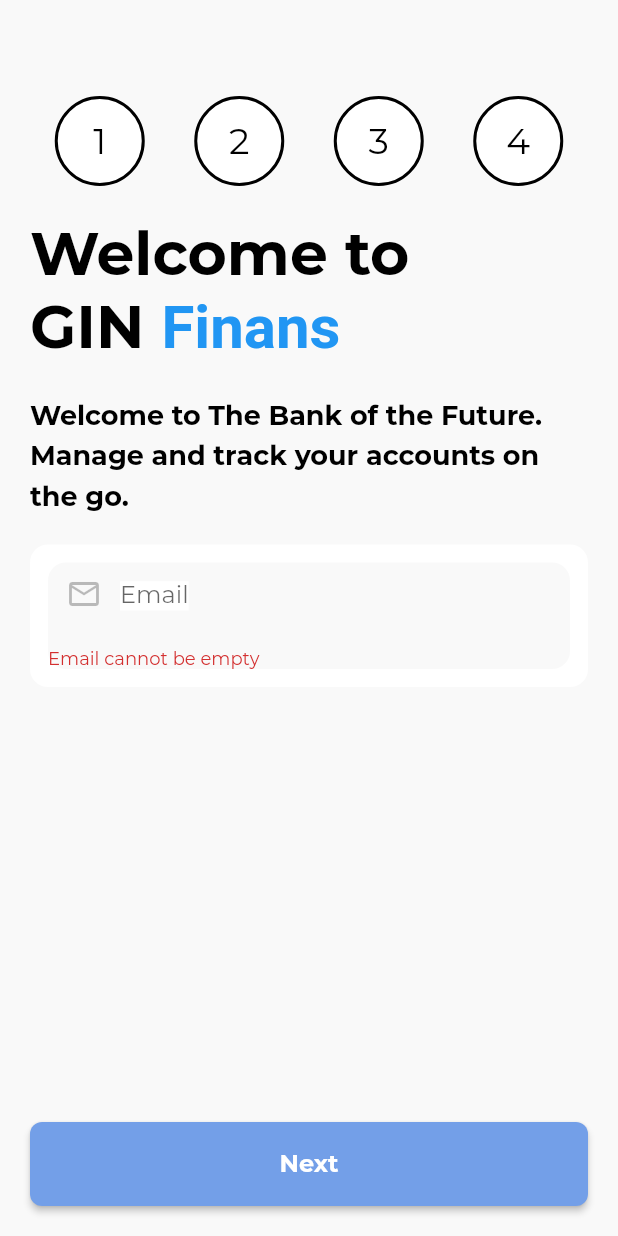
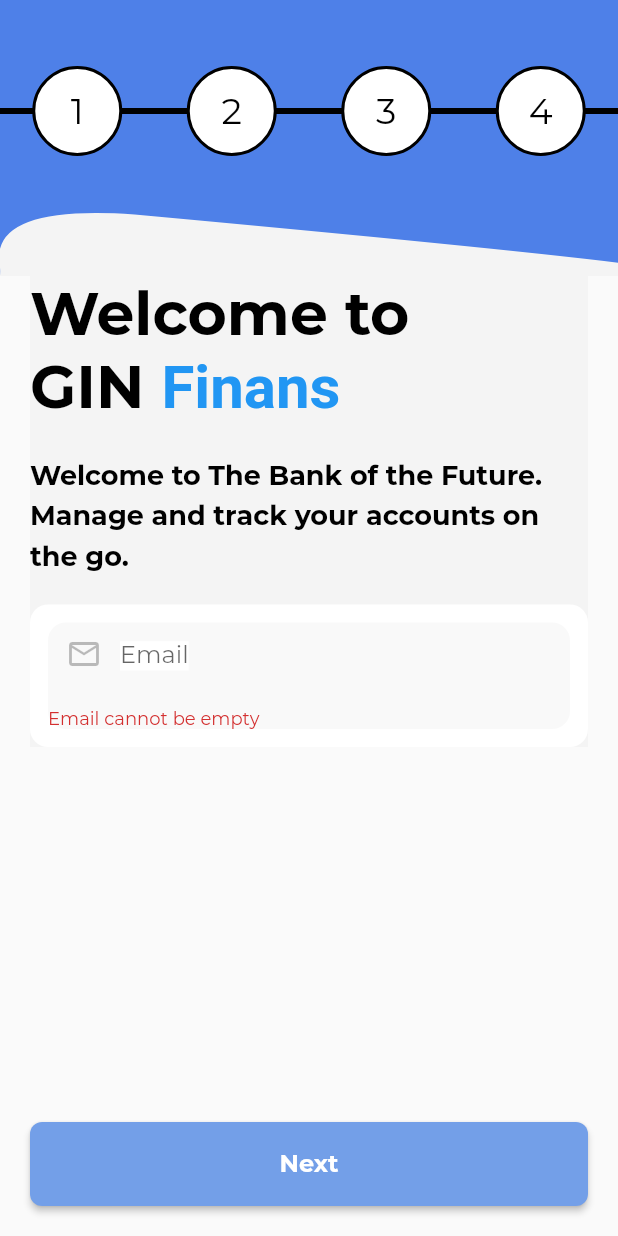
Before and after one commit to novanto/dk_flutter_assignment, a Flutter app: the screen it shows after launch, after a tap on "Next", on a phone screen of 412 x 824 dp. Run offline on Flutter 3.47's test engine with Material 2 defaults, Android fonts, the phone set to English and light mode, and no system bars; our stand-ins replace date_format; project files that could hold a hidden picture were left out.

Commit message:
finish implementing shape on first screen

```diff
--- a/lib/modules/onboarding/components/onboarding_step.dart
+++ b/lib/modules/onboarding/components/onboarding_step.dart
@@ -14,13 +14,23 @@ class OnboardingStep extends StatelessWidget {
   Widget build(BuildContext context) {
     return Container(
         margin: EdgeInsets.only(top: 4, bottom: 20),
-        child: Row(
-          mainAxisSize: MainAxisSize.max,
+        child: Stack(
+          alignment: Alignment.center,
           children: [
-            OnboardingStepItem(key: Key("step1"), currentStep: currentStep, stepNumber: 1),
-            OnboardingStepItem(key: Key("step2"), currentStep: currentStep, stepNumber: 2),
-            OnboardingStepItem(key: Key("step3"), currentStep: currentStep, stepNumber: 3),
-            OnboardingStepItem(key: Key("step4"), currentStep: currentStep, stepNumber: 4)
+            Container(
+              width: double.infinity,
+              height: 4,
+              color: Colors.black
+            ),
+            Row(
+              mainAxisSize: MainAxisSize.max,
+              children: [
+                OnboardingStepItem(key: Key("step1"), currentStep: currentStep, stepNumber: 1),
+                OnboardingStepItem(key: Key("step2"), currentStep: currentStep, stepNumber: 2),
+                OnboardingStepItem(key: Key("step3"), currentStep: currentStep, stepNumber: 3),
+                OnboardingStepItem(key: Key("step4"), currentStep: currentStep, stepNumber: 4)
+              ],
+            )
           ],
         )
     );
--- a/lib/modules/onboarding/main.dart
+++ b/lib/modules/onboarding/main.dart
@@ -86,22 +86,26 @@ class _MyHomePageState extends State<MyHomePage> {
 
   @override
   Widget build(BuildContext context) {
-    // This method is rerun every time setState is called, for instance as done
-    // by the _incrementCounter method above.
-    //
-    // The Flutter framework has been optimized to make rerunning build methods
-    // fast, so that you can just rebuild anything that needs updating rather
-    // than having to individually change instances of widgets.
     return Scaffold(
-      backgroundColor: Color(0xFFF9F9F9),
-      body: Padding(
-        padding: EdgeInsets.all(20),
+      body: Column(
+        mainAxisSize: MainAxisSize.max,
+        children: [
+          Container(
+            color: Color(0xFF4E80E8),
             child: Column(
-          mainAxisSize: MainAxisSize.max,
-          crossAxisAlignment: CrossAxisAlignment.start,
-          children: <Widget>[
+              children: [
                 Container(margin: EdgeInsets.only(top:40)),
                 OnboardingStep(key: Key("mainStep"), currentStep: 0),
+                CustomPaint(size: Size(double.maxFinite, 60), painter: CurvedPainter())
+              ],
+            ),
+          ),
+          Container(
+            margin: EdgeInsets.only(left: 20, right: 20),
+            color: Color(0xFFF4F4F4),
+            child: Column(
+              crossAxisAlignment: CrossAxisAlignment.start,
+              children: [
                 RichText(
                     text: TextSpan(
                         text: 'Welcome to \nGIN ',
@@ -170,7 +174,13 @@ class _MyHomePageState extends State<MyHomePage> {
                         )
                     )
                 ),
-            OnboardingButton(
+              ],
+            ),
+          ),
+          Spacer(),
+          Container(
+              margin: EdgeInsets.only(left: 20, right: 20, bottom: 20),
+              child: OnboardingButton(
                   key: Key('onboardingPasswordButton'),
                   text: 'Next',
                   onPressedListener: () {
@@ -181,9 +191,9 @@ class _MyHomePageState extends State<MyHomePage> {
                     }
                   }
               )
+          )
         ],
-        ),
-      ),
+      )
     );
   }
 
@@ -198,21 +208,22 @@ class _MyHomePageState extends State<MyHomePage> {
 class CurvedPainter extends CustomPainter {
   @override
   void paint(Canvas canvas, Size size) {
-    var paint = Paint()
-      ..color = Colors.blueAccent
+    Paint paint_0 = new Paint()
+      ..color = Color.fromARGB(255, 244, 244, 244)
+      ..style = PaintingStyle.fill
       ..strokeWidth = 1;
 
-    var path = Path();
 
-    path.moveTo(0, size.height * 0.7);
-    path.quadraticBezierTo(size.width * 0.25, size.height * 0.7,
-        size.width * 0.5, size.height * 0.8);
-    path.quadraticBezierTo(size.width * 0.75, size.height * 0.9,
-        size.width * 1.0, size.height * 0.8);
-    path.lineTo(size.width, size.height);
-    path.lineTo(0, size.height);
+    Path path_0 = Path();
+    path_0.moveTo(0,size.height);
+    path_0.cubicTo(size.width*0.0006250,size.height*0.9185714,0,size.height*0.9257179,0,size.height*0.9009571);
+    path_0.quadraticBezierTo(size.width*-0.0207083,size.height*0.2014286,size.width*0.2177583,size.height*0.3171857);
+    path_0.quadraticBezierTo(size.width*0.7983979,size.height*0.6836179,size.width,size.height*0.8524286);
+    path_0.quadraticBezierTo(size.width,size.height*0.8893214,size.width,size.height);
+    path_0.quadraticBezierTo(size.width*0.7500000,size.height,0,size.height);
+    path_0.close();
 
-    canvas.drawPath(path, paint);
+    canvas.drawPath(path_0, paint_0);
   }
 
   @override
```
Lines whose indentation alone changed are shown as unchanged.
